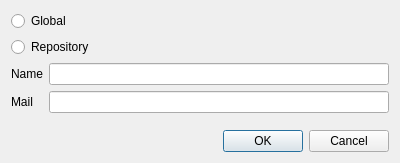
Before: the Qt Designer form src/SetUserDialog.ui in soramimi/Guitar, drawn with Qt 5.
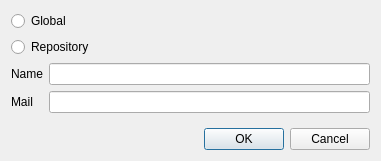
After: the same form once the commit is applied.

Commit message: UI調整

Diff of the .ui file:
```diff
--- a/src/SetUserDialog.ui
+++ b/src/SetUserDialog.ui
@@ -6,8 +6,8 @@
    <rect>
     <x>0</x>
     <y>0</y>
-    <width>400</width>
-    <height>163</height>
+    <width>381</width>
+    <height>161</height>
    </rect>
   </property>
   <property name="windowTitle">
```
